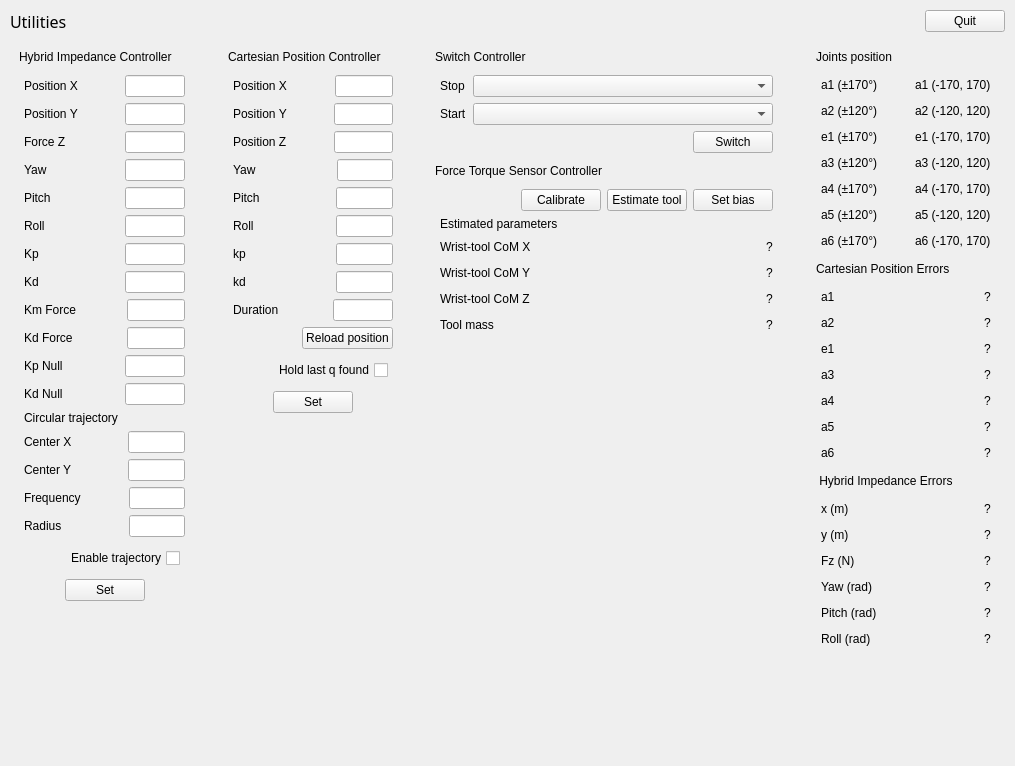
The window that ui/main_window.ui (xEnVrE/controller_switcher) describes before a commit, drawn with Qt 5.
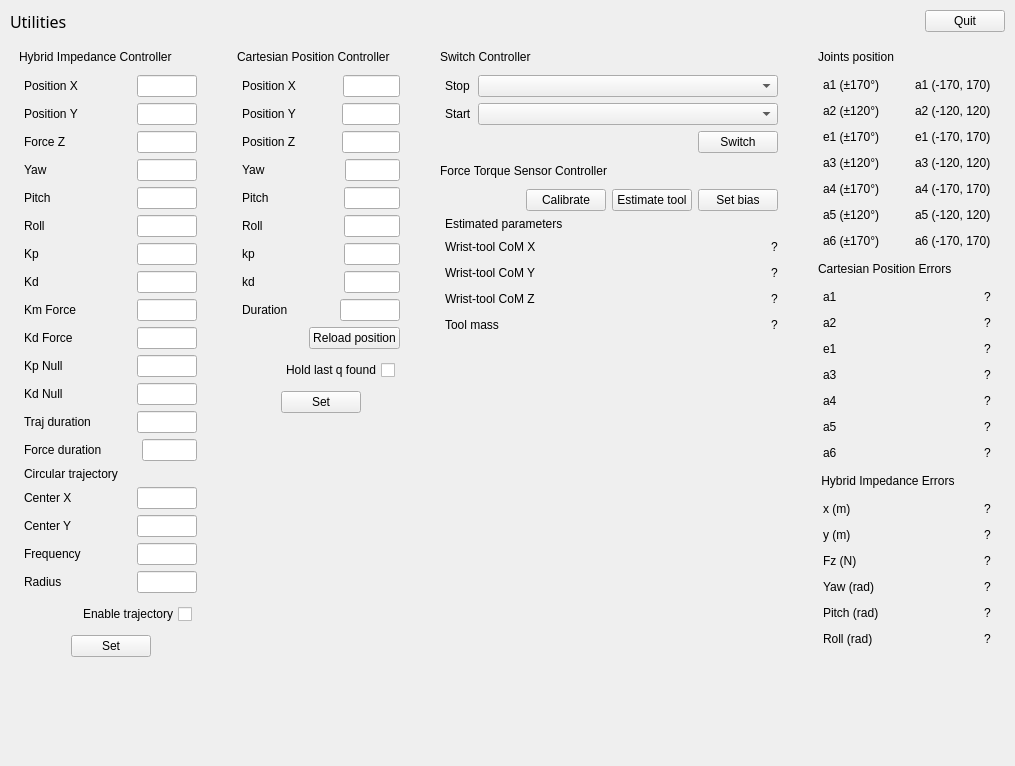
The same window after the commit. Icons and pictures are not drawn.

Commit message: - add durations (both for position and force) TextEdit for hybrid impedance controller in UI - implement durations for hybrid impedance controller

The edit to the form file:
```diff
--- a/ui/main_window.ui
+++ b/ui/main_window.ui
@@ -593,6 +593,80 @@
               </item>
              </layout>
             </item>
+            <item>
+             <layout class="QHBoxLayout" name="horizontalLayout_46">
+              <item>
+               <widget class="QLabel" name="label_38">
+                <property name="text">
+                 <string>Traj duration</string>
+                </property>
+               </widget>
+              </item>
+              <item>
+               <spacer name="horizontalSpacer_43">
+                <property name="orientation">
+                 <enum>Qt::Horizontal</enum>
+                </property>
+                <property name="sizeHint" stdset="0">
+                 <size>
+                  <width>40</width>
+                  <height>20</height>
+                 </size>
+                </property>
+               </spacer>
+              </item>
+              <item>
+               <widget class="QLineEdit" name="textTraj_duration_hybrid">
+                <property name="enabled">
+                 <bool>true</bool>
+                </property>
+                <property name="maximumSize">
+                 <size>
+                  <width>60</width>
+                  <height>30</height>
+                 </size>
+                </property>
+               </widget>
+              </item>
+             </layout>
+            </item>
+            <item>
+             <layout class="QHBoxLayout" name="horizontalLayout_47">
+              <item>
+               <widget class="QLabel" name="label_39">
+                <property name="text">
+                 <string>Force duration</string>
+                </property>
+               </widget>
+              </item>
+              <item>
+               <spacer name="horizontalSpacer_44">
+                <property name="orientation">
+                 <enum>Qt::Horizontal</enum>
+                </property>
+                <property name="sizeHint" stdset="0">
+                 <size>
+                  <width>40</width>
+                  <height>20</height>
+                 </size>
+                </property>
+               </spacer>
+              </item>
+              <item>
+               <widget class="QLineEdit" name="textForce_duration_hybrid">
+                <property name="enabled">
+                 <bool>true</bool>
+                </property>
+                <property name="maximumSize">
+                 <size>
+                  <width>60</width>
+                  <height>30</height>
+                 </size>
+                </property>
+               </widget>
+              </item>
+             </layout>
+            </item>
             <item>
              <widget class="QLabel" name="label_33">
               <property name="text">
```
The commit also changes 1 other file.
